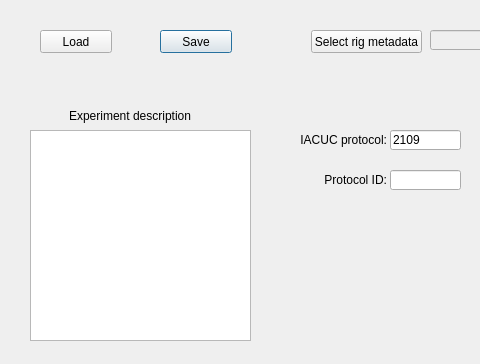
This is src/foraging_gui/MetaData.ui in AllenNeuralDynamics/dynamic-foraging-task as Qt 5 draws it before an edit; both pictures show x 0 to 480 and y 0 to 364 of the 728 by 364 pixel window. The edited form follows.
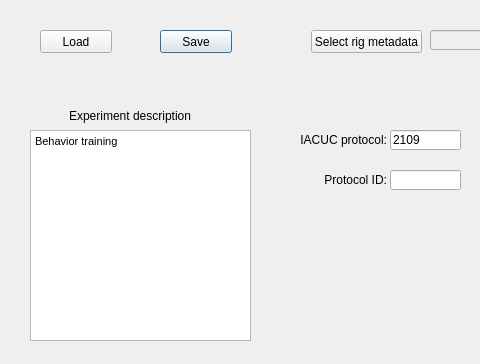
This is the edited form.

The edit to the form file:
```diff
--- a/src/foraging_gui/MetaData.ui
+++ b/src/foraging_gui/MetaData.ui
@@ -34,6 +34,14 @@
    <property name="lineWrapMode">
     <enum>QTextEdit::WidgetWidth</enum>
    </property>
+   <property name="html">
+    <string>&lt;!DOCTYPE HTML PUBLIC &quot;-//W3C//DTD HTML 4.0//EN&quot; &quot;http://www.w3.org/TR/REC-html40/strict.dtd&quot;&gt;
+&lt;html&gt;&lt;head&gt;&lt;meta name=&quot;qrichtext&quot; content=&quot;1&quot; /&gt;&lt;style type=&quot;text/css&quot;&gt;
+p, li { white-space: pre-wrap; }
+&lt;/style&gt;&lt;/head&gt;&lt;body style=&quot; font-family:'MS Shell Dlg 2'; font-size:8.25pt; font-weight:400; font-style:normal;&quot;&gt;
+&lt;p style=&quot; margin-top:0px; margin-bottom:0px; margin-left:0px; margin-right:0px; -qt-block-indent:0; text-indent:0px;&quot;&gt;Behavior training&lt;/p&gt;
+&lt;p style=&quot;-qt-paragraph-type:empty; margin-top:0px; margin-bottom:0px; margin-left:0px; margin-right:0px; -qt-block-indent:0; text-indent:0px;&quot;&gt;&lt;br /&gt;&lt;/p&gt;&lt;/body&gt;&lt;/html&gt;</string>
+   </property>
   </widget>
   <widget class="QLabel" name="label_3">
    <property name="geometry">
```
